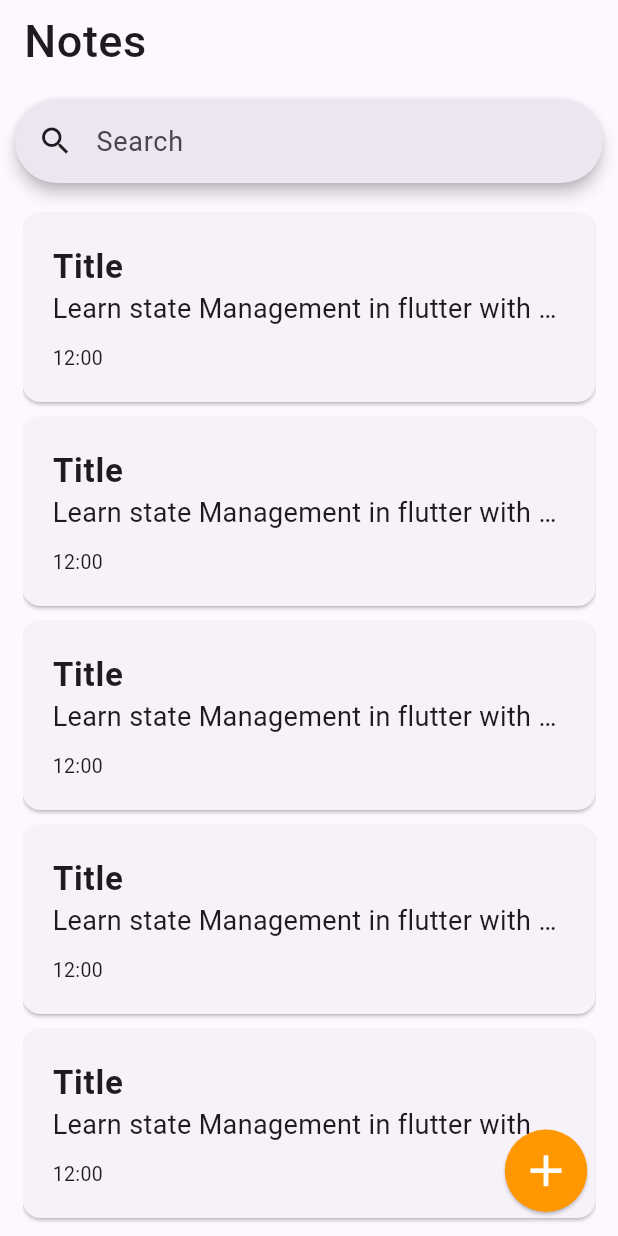
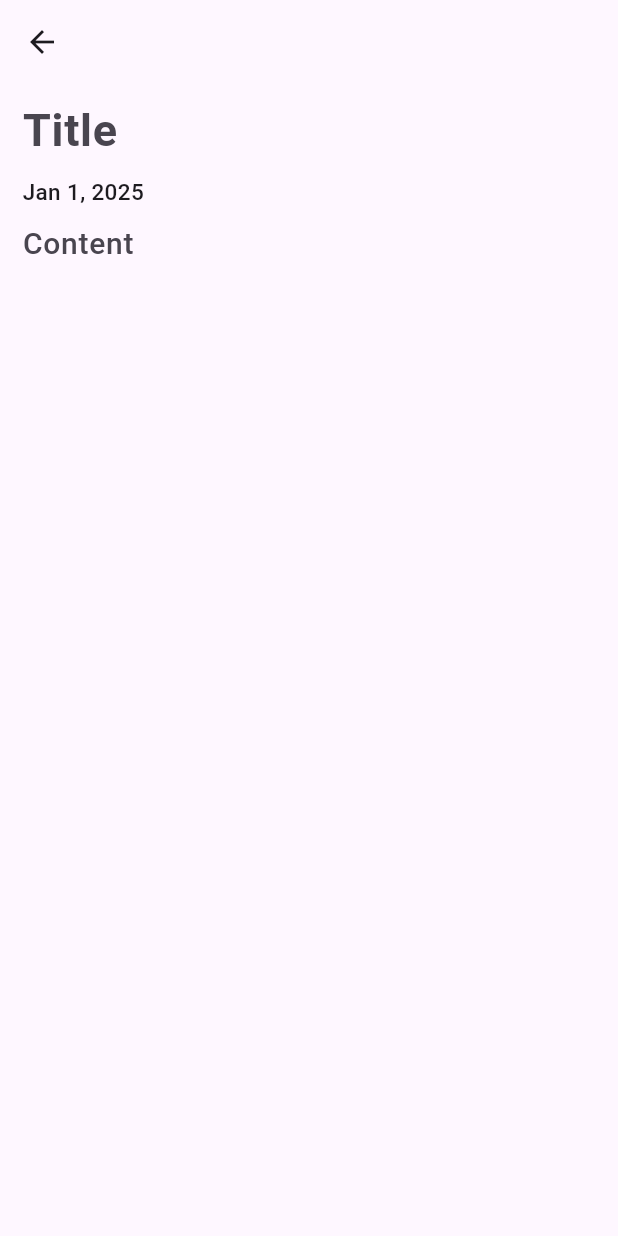
Before and after one commit to hamster336/getx_basics, a Flutter app: the screen it shows after launch, after a tap on the "add" icon, on a phone screen of 412 x 824 dp. Run offline on Flutter 3.47's test engine with Material 3 defaults, Android fonts, the phone set to English and light mode, and no system bars; our stand-ins replace get.

Commit message:
Added some models and controllers

```diff
--- a/lib/main.dart
+++ b/lib/main.dart
@@ -1,12 +1,14 @@
 import 'package:flutter/material.dart';
 import 'package:flutter/services.dart';
 import 'package:get/get.dart';
+import 'package:getx_basics/models/note_controller.dart';
 import 'package:getx_basics/screens/home.dart';
 
 void main() async {
   WidgetsFlutterBinding.ensureInitialized();
   SystemChrome.setPreferredOrientations([DeviceOrientation.portraitUp]);
 
+  Get.put(NoteController());
   runApp(const MyApp());
 }
 
@@ -20,7 +22,16 @@ class MyApp extends StatelessWidget {
       darkTheme: ThemeData.dark(),
       themeMode: ThemeMode.system,
       home: Home(),
-      theme: ThemeData(primaryColor: Colors.orange),
+      theme: ThemeData(
+        primaryColor: Colors.orange,
+        useMaterial3: true,
+        appBarTheme: AppBarThemeData(
+          surfaceTintColor: Colors.transparent,
+          elevation: 0,
+          scrolledUnderElevation: 0.0,
+          backgroundColor: Colors.transparent,
+        ),
+      ),
     );
   }
 }
--- /dev/null
+++ b/lib/models/note_controller.dart
@@ -0,0 +1,10 @@
+import 'package:get/get.dart';
+import 'package:getx_basics/models/notes.dart';
+
+class NoteController extends GetxController{
+  List<Notes> notes = <Notes>[].obs;
+
+  void addNote(Notes note) => notes.add(note);
+  void deleteNote(int index) => notes.removeAt(index);
+  void updateNote(Notes newNote, int index) => notes[index] = newNote;
+}
--- /dev/null
+++ b/lib/models/notes.dart
@@ -0,0 +1,11 @@
+class Notes{
+  late String title;
+  late String content;
+  late String time;
+
+  Notes({
+    required this.title,
+    required this.content,
+    required this.time,
+  });
+}
--- a/lib/models/notes_card.dart
+++ b/lib/models/notes_card.dart
@@ -1,20 +1,14 @@
 import 'package:flutter/material.dart';
+import 'package:getx_basics/models/notes.dart';
 
 class NotesCard extends StatelessWidget {
-  final String title;
-  final String text;
-  final String time;
+  final Notes note;
 
-  const NotesCard({
-    super.key,
-    required this.title,
-    required this.text,
-    required this.time,
-  });
+  const NotesCard({super.key, required this.note});
 
   @override
   Widget build(BuildContext context) {
-    final size = MediaQuery.of(context).size;
+    // final size = MediaQuery.of(context).size;
 
     return SizedBox(
       // height: size.height * 0.1,
@@ -26,7 +20,7 @@ class NotesCard extends StatelessWidget {
             crossAxisAlignment: CrossAxisAlignment.start,
             children: [
               Text(
-                title,
+                (note.title.isNotEmpty) ? note.title : 'Untitled',
                 maxLines: 1,
                 overflow: TextOverflow.ellipsis,
                 style: TextStyle(
@@ -37,7 +31,7 @@ class NotesCard extends StatelessWidget {
               ),
 
               Text(
-                text,
+                note.content,
                 maxLines: 1,
                 overflow: TextOverflow.ellipsis,
                 style: TextStyle(fontSize: 18),
@@ -45,7 +39,10 @@ class NotesCard extends StatelessWidget {
 
               const SizedBox(height: 10),
 
-              Text(time, style: TextStyle(fontSize: 13)),
+              Text(
+                note.time,
+                style: TextStyle(fontSize: 13, fontWeight: FontWeight.w500),
+              ),
             ],
           ),
         ),
--- a/lib/screens/home.dart
+++ b/lib/screens/home.dart
@@ -1,20 +1,25 @@
 import 'package:flutter/material.dart';
+import 'package:get/get.dart';
+import 'package:getx_basics/models/note_controller.dart';
+import 'package:getx_basics/models/notes.dart';
 import 'package:getx_basics/models/notes_card.dart';
+import 'package:getx_basics/screens/write_note.dart';
 
 class Home extends StatelessWidget {
   const Home({super.key});
 
   @override
   Widget build(BuildContext context) {
-    final size = MediaQuery.of(context).size;
+    // final size = MediaQuery.of(context).size;
+    final controller = Get.find<NoteController>();
 
     return Scaffold(
       appBar: AppBar(
-        scrolledUnderElevation: 0,
+        forceMaterialTransparency: true,
         title: Text(
           'Notes',
           style: TextStyle(
-            fontSize: 30,
+            fontSize: 35,
             letterSpacing: 0.35,
             fontWeight: FontWeight.w500,
           ),
@@ -26,7 +31,7 @@ class Home extends StatelessWidget {
           Padding(
             padding: const EdgeInsets.symmetric(horizontal: 10, vertical: 10),
             child: SearchBar(
-              elevation: WidgetStatePropertyAll(4),
+              elevation: WidgetStatePropertyAll(2),
               padding: WidgetStatePropertyAll(
                 EdgeInsets.symmetric(horizontal: 15),
               ),
@@ -42,11 +47,18 @@ class Home extends StatelessWidget {
               child: ListView.builder(
                 physics: BouncingScrollPhysics(),
                 itemCount: 10,
+                // itemCount: controller.notes.length,
                 itemBuilder: (context, index) {
                   return NotesCard(
-                    title: 'Title',
-                    text: 'Learn state Management in flutter with getx',
-                    time: '12:00',
+                    // note: controller.notes[index],
+                    note: Notes(
+                      title: 'Title',
+                      content: 'Learn state Management in flutter with getx',
+                      time: '12:00',
+                    ),
+                    // title: 'Title',
+                    // text: 'Learn state Management in flutter with getx',
+                    // time: '12:00',
                   );
                 },
               ),
@@ -56,7 +68,9 @@ class Home extends StatelessWidget {
       ),
 
       floatingActionButton: ElevatedButton(
-        onPressed: () {},
+        onPressed: () {
+          Get.to(() => WriteNote(note: null));
+        },
         style: ElevatedButton.styleFrom(
           padding: EdgeInsets.all(10),
           shape: CircleBorder(),
--- /dev/null
+++ b/lib/screens/write_note.dart
@@ -0,0 +1,84 @@
+import 'package:flutter/material.dart';
+import 'package:getx_basics/models/notes.dart';
+
+class WriteNote extends StatefulWidget {
+  final Notes? note;
+
+  const WriteNote({super.key, this.note});
+
+  @override
+  State<WriteNote> createState() => _WriteNoteState();
+}
+
+class _WriteNoteState extends State<WriteNote> {
+  TextEditingController titleController = TextEditingController();
+  TextEditingController contentController = TextEditingController();
+
+  @override
+  void dispose() {
+    titleController.dispose();
+    contentController.dispose();
+    super.dispose();
+  }
+
+  @override
+  Widget build(BuildContext context) {
+    return Scaffold(
+      appBar: AppBar(),
+      body: GestureDetector(
+        onTap: () => FocusScope.of(context).requestFocus(),
+        child: Padding(
+          padding: const EdgeInsets.symmetric(horizontal: 15),
+          child: Column(
+            crossAxisAlignment: CrossAxisAlignment.start,
+            children: [
+              Flexible(
+                flex: 1,
+                child: customTextField(
+                  'Title',
+                  titleController,
+                  fs: 30,
+                  fw: FontWeight.w600,
+                  ls: 0.5,
+                ),
+              ),
+
+              Text(
+                (widget.note == null) ? 'Jan 1, 2025' : widget.note!.time,
+                style: TextStyle(fontSize: 15, fontWeight: FontWeight.w500),
+              ),
+
+              Expanded(
+                child: customTextField(
+                  'Content',
+                  contentController,
+                  fs: 20,
+                  fw: FontWeight.w500,
+                ),
+              ),
+            ],
+          ),
+        ),
+      ),
+    );
+  }
+
+  Widget customTextField(
+    String hintText,
+    TextEditingController textController, {
+    required double fs,
+    required FontWeight fw,
+    double? ls,
+  }) {
+    return TextField(
+      // expands: true,
+      decoration: InputDecoration(
+        // border: InputBorder.none,
+
+        border: InputBorder.none,
+        hintText: hintText,
+        hintStyle: TextStyle(fontSize: fs, fontWeight: fw, letterSpacing: ls),
+      ),
+    );
+  }
+}
```
